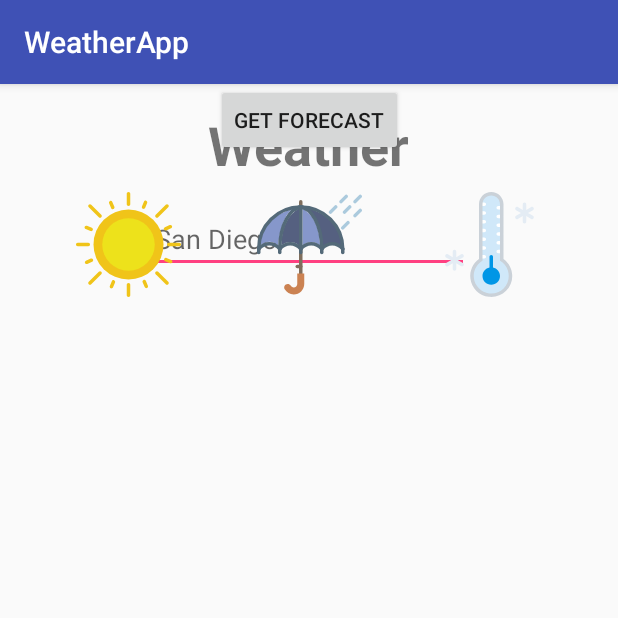
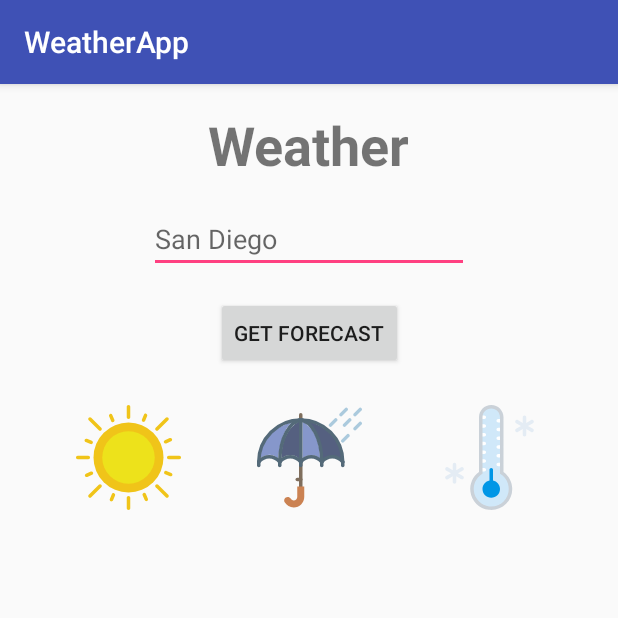
Before and after one commit to RommelTJ/WeatherApp, an Android app: the screen it shows after launch (MainActivity), on a phone screen of 412 x 824 dp, the top half of it. Run offline under Robolectric (Android 15) with nearby library versions, the phone set to English and light mode, and no system bars.

Commit message:
Fixing reference to unknown ID

```diff
--- a/app/src/main/res/layout/activity_main.xml
+++ b/app/src/main/res/layout/activity_main.xml
@@ -28,7 +28,7 @@
             android:layout_width="wrap_content"
             android:layout_height="wrap_content"
             android:id="@+id/getForecastButton" android:layout_marginTop="16dp"
-            app:layout_constraintTop_toBottomOf="@+id/editText" app:layout_constraintStart_toStartOf="parent"
+            app:layout_constraintTop_toBottomOf="@+id/searchEditText" app:layout_constraintStart_toStartOf="parent"
             app:layout_constraintEnd_toEndOf="parent"/>
     <ImageView
             android:layout_width="70dp"
```
